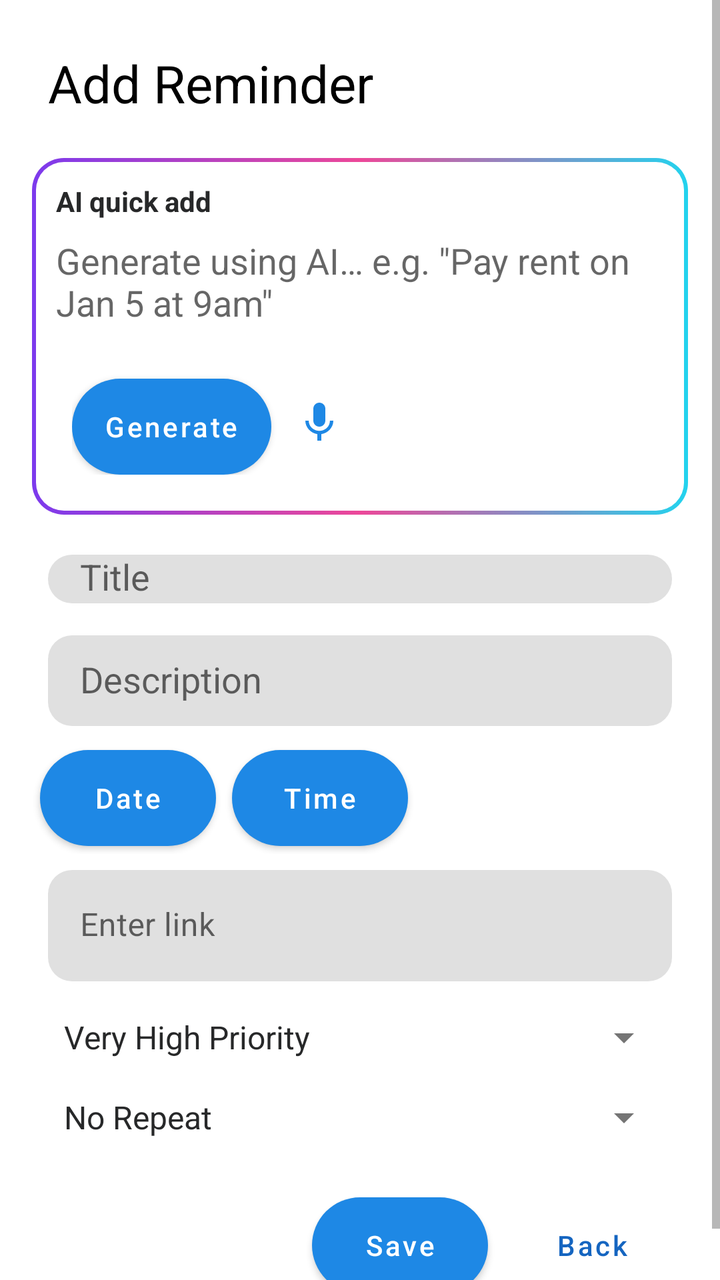
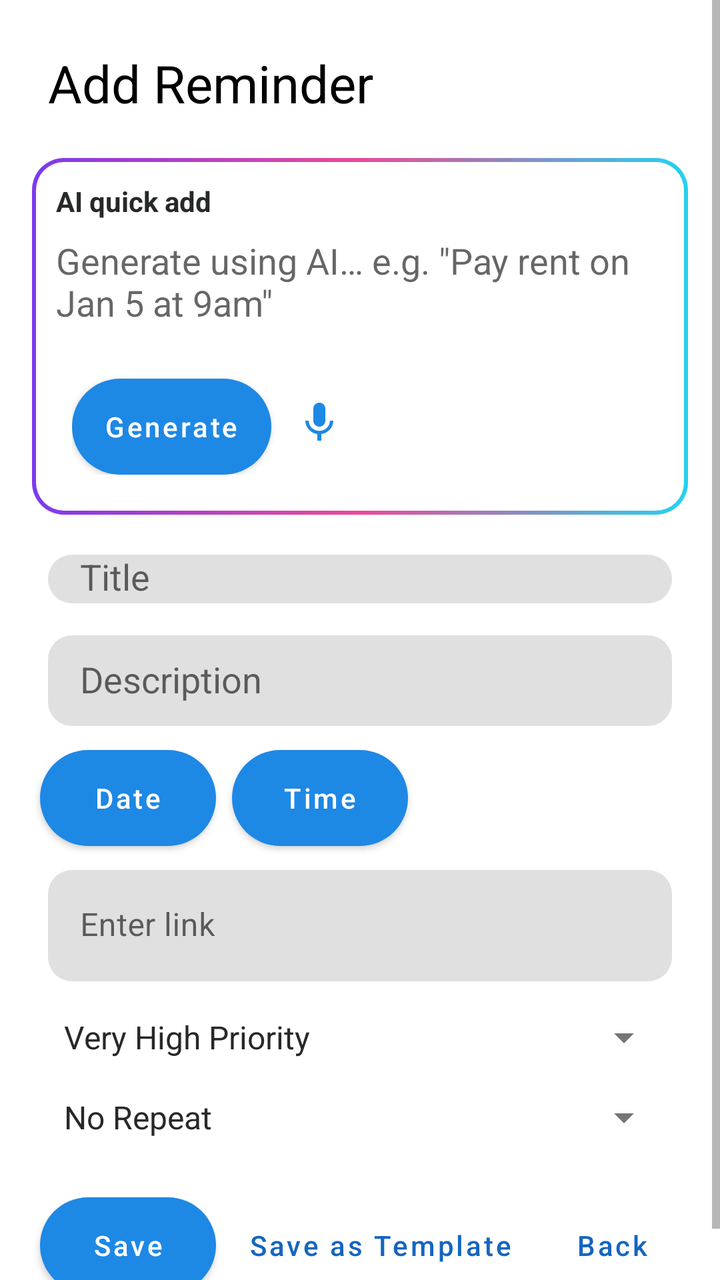

The first picture is an Android layout as it rendered before a commit; the second is the same layout after the commit. The layout source and the unified diff follow.
<!-- AndroidManifest.xml: application theme Theme.Nudge -->
<!-- res/layout/fragment_reminder.xml -->
<LinearLayout xmlns:android="http://schemas.android.com/apk/res/android"
    android:layout_width="match_parent"
    android:layout_height="match_parent"
    xmlns:app="http://schemas.android.com/apk/res-auto"
    android:orientation="vertical">

    <com.google.android.material.progressindicator.LinearProgressIndicator
        android:id="@+id/topLoading"
        android:layout_width="match_parent"
        android:layout_height="4dp"
        android:indeterminate="true"
        android:visibility="gone" />

    <ScrollView
        android:layout_width="match_parent"
        android:layout_height="match_parent"
        android:fillViewport="true">

        <LinearLayout
            android:layout_width="match_parent"
            android:layout_height="wrap_content"
            android:orientation="vertical"
            android:padding="16dp">

            <TextView
                android:id="@+id/pageTitle"
                android:layout_width="wrap_content"
                android:layout_height="wrap_content"
                android:textSize="26sp"
                android:text="Add Reminder"
                android:layout_margin="8dp"
                android:textColor="?attr/colorOnSurface"/>


            
            <LinearLayout
                android:id="@+id/aiBox"
                android:layout_width="match_parent"
                android:layout_height="wrap_content"
                android:layout_marginTop="12dp"
                android:padding="12dp"
                android:orientation="vertical"
                android:background="@drawable/bg_ai_gradient">

                <TextView
                    android:layout_width="wrap_content"
                    android:layout_height="wrap_content"
                    android:text="AI quick add"
                    android:textStyle="bold"
                    android:textColor="@color/colorTextPrimary"
                    android:textSize="14sp" />

                <EditText
                    android:id="@+id/aiInputEditText"
                    android:layout_width="match_parent"
                    android:layout_height="wrap_content"
                    android:layout_marginTop="8dp"
                    android:hint="Generate using AI… e.g. &quot;Pay rent on Jan 5 at 9am&quot;"
                    android:textColor="@android:color/white"
                    android:background="@android:color/transparent"
                    android:inputType="textCapSentences|textMultiLine"
                    android:minLines="2"
                    android:maxLines="4" />
                <LinearLayout
                    android:id="@+id/aiActionBox"
                    android:layout_width="match_parent"
                    android:layout_height="wrap_content"
                    android:layout_marginTop="8dp"
                    android:padding="8dp"
                    android:orientation="horizontal">
                    <Button
                        android:id="@+id/aiGenerateButton"
                        android:layout_width="wrap_content"
                        android:layout_height="wrap_content"
                        android:layout_marginTop="10dp"
                        android:text="Generate"
                        android:textAllCaps="false"
                        android:background="@drawable/rounded_corner"
                        android:backgroundTint="#FFFFFF" />
                    <ImageButton
                        android:id="@+id/voiceButton"
                        android:layout_width="48dp"
                        android:layout_height="48dp"
                        android:layout_marginTop="8dp"
                        android:background="?attr/selectableItemBackgroundBorderless"
                        android:contentDescription="Start recording"
                        android:src="@drawable/ic_mic"
                        app:tint="@color/mic_tint" />
                </LinearLayout>
            </LinearLayout>

            <com.google.android.material.textfield.TextInputLayout
                android:layout_width="match_parent"
                android:layout_height="wrap_content"
                android:layout_marginTop="20dp"
                android:layout_marginStart="8dp"
                android:layout_marginEnd="8dp"
                android:layout_marginBottom="8dp"
                android:hint="Title"
                style="@style/Widget.MaterialComponents.TextInputLayout.FilledBox"
                app:boxCornerRadiusTopStart="12dp"
                app:boxCornerRadiusTopEnd="12dp"
                app:boxCornerRadiusBottomStart="12dp"
                app:boxCornerRadiusBottomEnd="12dp"
                app:boxStrokeWidth="0dp"
                app:boxStrokeWidthFocused="0dp">
                <com.google.android.material.textfield.MaterialAutoCompleteTextView
                    android:id="@+id/titleEditText"
                    android:layout_width="match_parent"
                    android:layout_height="wrap_content"
                    android:paddingStart="16dp" />
            </com.google.android.material.textfield.TextInputLayout>

            <com.google.android.material.textfield.TextInputLayout
                android:layout_width="match_parent"
                android:layout_height="wrap_content"
                android:layout_margin="8dp"
                android:hint="Description"
                style="@style/Widget.MaterialComponents.TextInputLayout.FilledBox"
                app:boxCornerRadiusTopStart="12dp"
                app:boxCornerRadiusTopEnd="12dp"
                app:boxCornerRadiusBottomStart="12dp"
                app:boxCornerRadiusBottomEnd="12dp"
                app:boxStrokeWidth="0dp"
                app:boxStrokeWidthFocused="0dp">
                <com.google.android.material.textfield.MaterialAutoCompleteTextView
                    android:id="@+id/descriptionEditText"
                    android:layout_width="match_parent"
                    android:layout_height="wrap_content"
                    android:paddingStart="16dp"
                    android:inputType="textCapSentences|textMultiLine"
                    android:minLines="2" />
            </com.google.android.material.textfield.TextInputLayout>

            <LinearLayout
                android:layout_width="wrap_content"
                android:layout_height="wrap_content"
                android:orientation="horizontal"
                android:gravity="center_vertical">
                <Button
                    android:id="@+id/dateButton"
                    android:layout_width="match_parent"
                    android:layout_height="wrap_content"
                    android:background="@drawable/rounded_corner"
                    android:layout_margin="4dp"
                    android:textAllCaps="false"
                    android:text="Date" />

                <Button
                    android:id="@+id/timeButton"
                    android:layout_width="match_parent"
                    android:layout_height="wrap_content"
                    android:background="@drawable/rounded_corner"
                    android:layout_margin="4dp"
                    android:textAllCaps="false"
                    android:text="Time" />
            </LinearLayout>

            <EditText
                android:id="@+id/idEditText"
                android:layout_width="match_parent"
                android:layout_height="wrap_content"
                android:visibility="gone"
                android:layout_margin="8dp" />

            <com.google.android.material.textfield.TextInputLayout
                android:layout_width="match_parent"
                android:layout_height="wrap_content"
                android:layout_margin="8dp"
                android:hint="Enter link"
                style="@style/Widget.MaterialComponents.TextInputLayout.FilledBox"
                app:boxCornerRadiusTopStart="12dp"
                app:boxCornerRadiusTopEnd="12dp"
                app:boxCornerRadiusBottomStart="12dp"
                app:boxCornerRadiusBottomEnd="12dp"
                app:boxStrokeWidth="0dp"
                app:boxStrokeWidthFocused="0dp">
                <com.google.android.material.textfield.TextInputEditText
                    android:id="@+id/linkEditText"
                    android:paddingStart="16dp"
                    android:layout_width="match_parent"
                    android:layout_height="wrap_content"
                    android:singleLine="true"
                    android:imeOptions="actionDone"
                    android:inputType="textUri" />
            </com.google.android.material.textfield.TextInputLayout>

            <EditText
                android:id="@+id/passwordEditText"
                android:layout_width="match_parent"
                android:layout_height="wrap_content"
                android:hint="Enter key"
                android:visibility="gone"
                android:inputType="textPassword"
                android:singleLine="true"
                android:layout_margin="8dp"
                android:imeOptions="actionDone" />

            <Spinner
                android:id="@+id/prioritySpinner"
                android:layout_width="match_parent"
                android:layout_height="wrap_content"
                android:layout_margin="8dp"
                android:entries="@array/priority_array" />

            <Spinner
                android:id="@+id/repeatSpinner"
                android:layout_width="match_parent"
                android:layout_height="wrap_content"
                android:layout_margin="8dp"
                android:entries="@array/repeat_array" />

            <Spinner
                android:id="@+id/snoozeSpinner"
                android:layout_width="match_parent"
                android:layout_height="wrap_content"
                android:layout_margin="8dp"
                android:visibility="gone"
                android:entries="@array/snooze_array" />

            <LinearLayout
                android:layout_width="match_parent"
                android:layout_height="wrap_content"
                android:layout_marginTop="16dp"
                android:orientation="horizontal"
                android:gravity="end|center_vertical">
                <Button
                    android:id="@+id/saveButton"
                    android:layout_width="wrap_content"
                    android:layout_height="wrap_content"
                    android:background="@drawable/rounded_corner"
                    android:layout_margin="4dp"
                    android:textAllCaps="false"
                    android:text="Save" />

                <Button
                    android:id="@+id/goBackButton"
                    style="@style/Widget.MaterialComponents.Button.TextButton"
                    android:layout_width="wrap_content"
                    android:layout_height="wrap_content"
                    android:text="Back"
                    android:textAllCaps="false"
                    android:textColor="@color/colorPrimaryDark"
                    android:layout_margin="4dp"
                    android:layout_gravity="center" />
            </LinearLayout>

        </LinearLayout>
    </ScrollView>

</LinearLayout>
<!-- resources referenced by this layout -->
<resources>
  <string-array name="priority_array">
          <item>Very High Priority</item>
          <item>High Priority</item>
          <item>Medium Priority</item>
          <item>Low Priority</item>
      </string-array>
  <string-array name="repeat_array">
          <item>No Repeat</item>
          <item>Weekly</item>
          <item>Biweekly</item>
      </string-array>
  <string-array name="snooze_array">
          <item>One Reminder</item>
          <item>Two Reminders</item>
          <item>Three Reminders</item>
      </string-array>
  <color name="colorPrimaryDark">#1565C0</color>
  <color name="colorTextPrimary">#272829</color>
  <!-- drawable bg_ai_gradient (drawable) -->
  <layer-list xmlns:android="http://schemas.android.com/apk/res/android">
  
      
      <item>
          <shape android:shape="rectangle">
              <corners android:radius="16dp" />
              <gradient
                  android:type="linear"
                  android:angle="0"
                  android:startColor="#7C3AED"
                  android:centerColor="#EC4899"
                  android:endColor="#22D3EE" />
          </shape>
      </item>
  
      
      <item
          android:left="2dp"
          android:top="2dp"
          android:right="2dp"
          android:bottom="2dp">
          <shape android:shape="rectangle">
              <corners android:radius="14dp" />
              <solid android:color="?attr/colorSurface" />
          </shape>
      </item>
  
  </layer-list>
  <!-- drawable ic_mic (drawable) -->
  <vector xmlns:android="http://schemas.android.com/apk/res/android" android:height="24dp" android:tint="#FFFFFF" android:viewportHeight="24" android:viewportWidth="24" android:width="24dp">
        
      <path android:fillColor="@android:color/white" android:pathData="M12,14c1.66,0 2.99,-1.34 2.99,-3L15,5c0,-1.66 -1.34,-3 -3,-3S9,3.34 9,5v6c0,1.66 1.34,3 3,3zM17.3,11c0,3 -2.54,5.1 -5.3,5.1S6.7,14 6.7,11L5,11c0,3.41 2.72,6.23 6,6.72L11,21h2v-3.28c3.28,-0.48 6,-3.3 6,-6.72h-1.7z"/>
      
  </vector>
  <!-- drawable rounded_corner (drawable) -->
  <shape xmlns:android="http://schemas.android.com/apk/res/android">
      <solid android:color="@color/white" />
      <corners android:radius="30dp" />
  </shape>
  <style name="Theme.Nudge" parent="Theme.MaterialComponents.DayNight.NoActionBar">
          
          <item name="colorPrimary">@color/colorPrimary</item>
          <item name="colorPrimaryVariant">@color/colorPrimaryDark</item>
          <item name="colorOnPrimary">@color/white</item>
          
          <item name="colorSecondary">@color/colorAccent</item>
          <item name="colorSecondaryVariant">@color/colorAccent</item>
          <item name="colorOnSecondary">@color/black</item>
          
          <item name="android:colorBackground">@color/colorBackground</item>
          
          <item name="android:textColorPrimary">@color/colorTextPrimary</item>
          <item name="android:textColorSecondary">@color/colorTextSecondary</item>
          
          <item name="android:windowBackground">@color/colorBackground</item>
          <item name="android:statusBarColor">@color/colorTheme</item>
      </style>
  <color name="white">#FFFFFFFF</color>
  <color name="colorPrimary">#1E88E5</color>
  <color name="colorAccent">#B0B0B0</color>
  <color name="black">#FF000000</color>
  <color name="colorBackground">#FFFFFF</color>
  <color name="colorTextSecondary">#757575</color>
  <color name="colorTheme">#58CBFF</color>
</resources>

<!-- the commit's change to res/layout/fragment_reminder.xml (unified diff, before → after) -->
@@ -234,6 +234,17 @@
                     android:text="Save" />
 
                 <Button
+                    android:id="@+id/saveTemplateButton"
+                    style="@style/Widget.MaterialComponents.Button.TextButton"
+                    android:layout_width="wrap_content"
+                    android:layout_height="wrap_content"
+                    android:text="Save as Template"
+                    android:textAllCaps="false"
+                    android:textColor="@color/colorPrimaryDark"
+                    android:layout_margin="4dp"
+                    android:layout_gravity="center" />
+
+                <Button
                     android:id="@+id/goBackButton"
                     style="@style/Widget.MaterialComponents.Button.TextButton"
                     android:layout_width="wrap_content"
